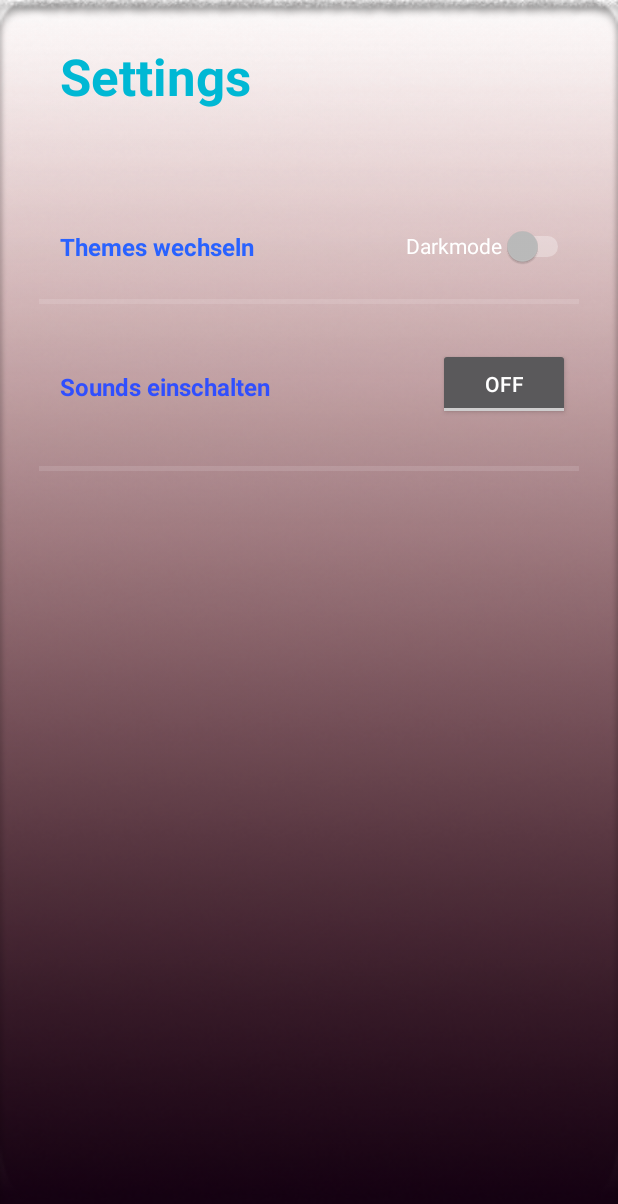
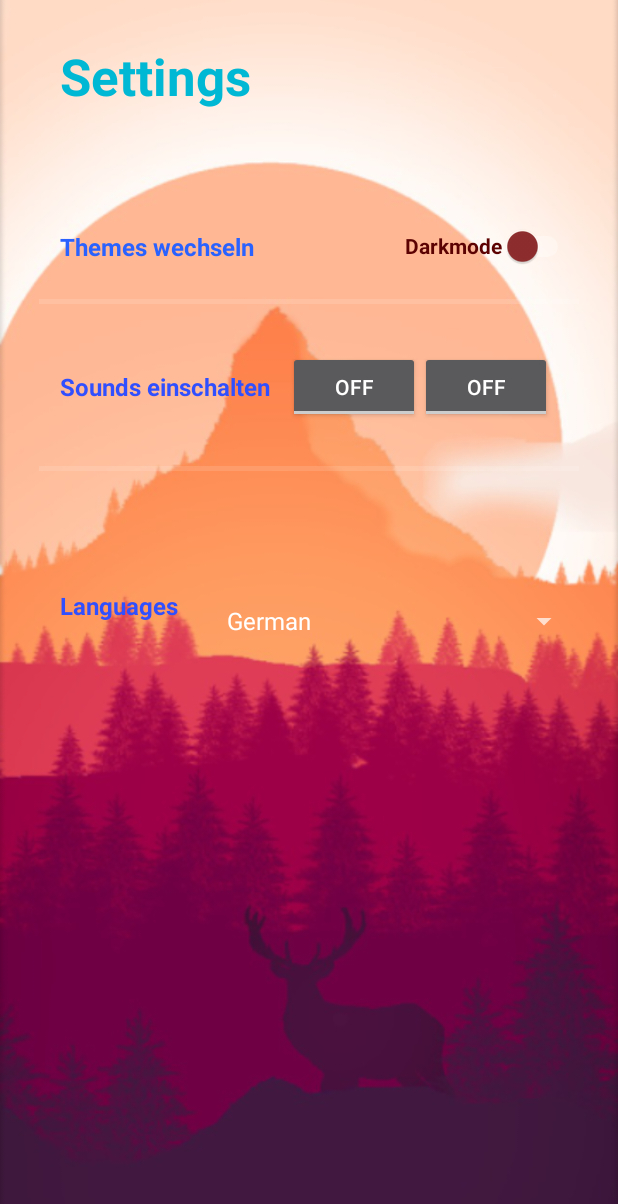
Before and after one commit to AppNewbie86/AndroidAppTemplate, an Android app: the AppSettingsFragment screen opened through its navigation route, on a phone screen of 412 x 824 dp. Shown: the top 1204 px of the screen. Run offline under Robolectric (Android 15) with nearby library versions, the phone set to English and light mode, and no system bars; our stand-ins replace data binding; Roboto replaces fonts that are not available here; 1 statement that could not run was skipped.

Commit message:
update3.0

```diff
--- a/app/src/main/res/layout/fragment_app_settings.xml
+++ b/app/src/main/res/layout/fragment_app_settings.xml
@@ -10,18 +10,25 @@
     <FrameLayout
 
 
-
-
-
         android:layout_width="match_parent"
         android:layout_height="match_parent"
-        android:background="@drawable/androidhintergrund"
         tools:context=".AppSettingsFragment">
 
         <androidx.constraintlayout.widget.ConstraintLayout
             android:layout_width="match_parent"
-            android:layout_height="match_parent"
-            android:background="@drawable/adroidskill2">
+            android:layout_height="match_parent">
+
+            <ImageView
+                android:id="@+id/imageView15"
+                android:layout_width="0dp"
+                android:layout_height="wrap_content"
+                android:adjustViewBounds="true"
+                android:scaleType="centerCrop"
+                app:layout_constraintBottom_toBottomOf="parent"
+                app:layout_constraintEnd_toEndOf="parent"
+                app:layout_constraintStart_toStartOf="parent"
+                app:layout_constraintTop_toTopOf="parent"
+                app:srcCompat="@drawable/settings" />
 
             <TextView
                 android:id="@+id/title_settings"
@@ -54,8 +61,12 @@
                 android:id="@+id/switch1"
                 android:layout_width="wrap_content"
                 android:layout_height="wrap_content"
+                android:buttonTint="#E45B5B"
                 android:minHeight="48dp"
                 android:text="Darkmode"
+                android:textColor="#5C0202"
+                android:textStyle="bold"
+                android:thumbTint="#8F2D2D"
                 app:layout_constraintBottom_toBottomOf="@+id/themetext"
                 app:layout_constraintEnd_toEndOf="parent"
                 app:layout_constraintHorizontal_bias="0.775"
@@ -86,16 +97,6 @@
                 app:layout_constraintStart_toStartOf="@+id/themetext"
                 app:layout_constraintTop_toBottomOf="@+id/divider4" />
 
-            <ToggleButton
-                android:id="@+id/toggleButton2"
-                android:layout_width="wrap_content"
-                android:layout_height="wrap_content"
-                android:layout_marginStart="112dp"
-                android:layout_marginTop="44dp"
-                android:text="ToggleButton"
-                app:layout_constraintStart_toEndOf="@+id/soundtext"
-                app:layout_constraintTop_toBottomOf="@+id/switch1" />
-
             <View
                 android:id="@+id/divider5"
                 android:layout_width="360dp"
@@ -106,6 +107,52 @@
                 app:layout_constraintStart_toStartOf="parent"
                 app:layout_constraintTop_toBottomOf="@+id/divider4" />
 
+            <TextView
+                android:id="@+id/textView"
+                android:layout_width="80dp"
+                android:layout_height="24dp"
+                android:layout_marginTop="124dp"
+                android:text="Languages"
+                android:textColor="#304FFE"
+                android:textSize="16sp"
+                android:textStyle="bold"
+                app:layout_constraintEnd_toEndOf="@+id/soundtext"
+                app:layout_constraintHorizontal_bias="0.0"
+                app:layout_constraintStart_toStartOf="@+id/soundtext"
+                app:layout_constraintTop_toBottomOf="@+id/soundtext" />
+
+            <Spinner
+                android:id="@+id/sprachspinner"
+                android:layout_width="243dp"
+                android:layout_height="48dp"
+                android:layout_marginTop="76dp"
+                android:elevation="20dp"
+                android:entries="@array/sprachspinner_array"
+                android:spinnerMode="dropdown"
+                app:layout_constraintEnd_toEndOf="parent"
+                app:layout_constraintHorizontal_bias="0.479"
+                app:layout_constraintStart_toEndOf="@+id/textView"
+                app:layout_constraintTop_toBottomOf="@+id/divider5" />
+
+            <ToggleButton
+                android:id="@+id/toggleButton1"
+                android:layout_width="wrap_content"
+                android:layout_height="wrap_content"
+                android:layout_marginStart="12dp"
+                android:text="ToggleButton"
+                app:layout_constraintBottom_toBottomOf="@+id/soundtext"
+                app:layout_constraintStart_toEndOf="@+id/soundtext"
+                app:layout_constraintTop_toTopOf="@+id/soundtext" />
+
+            <ToggleButton
+                android:id="@+id/toggleButton2"
+                android:layout_width="wrap_content"
+                android:layout_height="wrap_content"
+                android:text="ToggleButton"
+                app:layout_constraintBottom_toBottomOf="@+id/toggleButton1"
+                app:layout_constraintStart_toEndOf="@+id/toggleButton1"
+                app:layout_constraintTop_toTopOf="@+id/toggleButton1" />
+
         </androidx.constraintlayout.widget.ConstraintLayout>
     </FrameLayout>
 </layout>
--- a/app/src/main/res/values/strings.xml
+++ b/app/src/main/res/values/strings.xml
@@ -14,6 +14,14 @@
     <string name="name11">tom</string>
     <string name="name12">will</string>
 
+    <string-array name="sprachspinner_array">
+        <item>German</item>
+        <item>Englisch</item>
+        <item>Spanisch</item>
+
+
+    </string-array>
+
 
     <!-- TODO: Remove or change this placeholder text -->
     <string name="hello_blank_fragment">Hello blank fragment</string>
```
Also changed, not shown: app/src/main/java/de/syntaxinstitut/dogcrounding/MainActivity.kt (+6 -21 lines), app/src/main/res/drawable/safe.png (added), app/src/main/res/drawable/settings.png (added), app/src/main/res/drawable/wildness.png (added).
